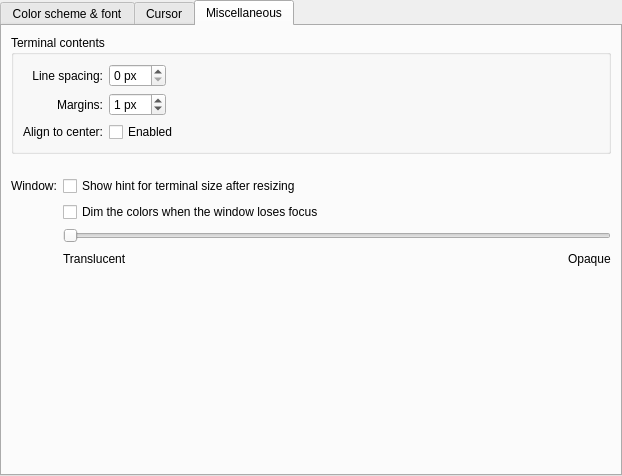
Qt form src/widgets/EditProfileAppearancePage.ui (KDE/konsole) before a commit.
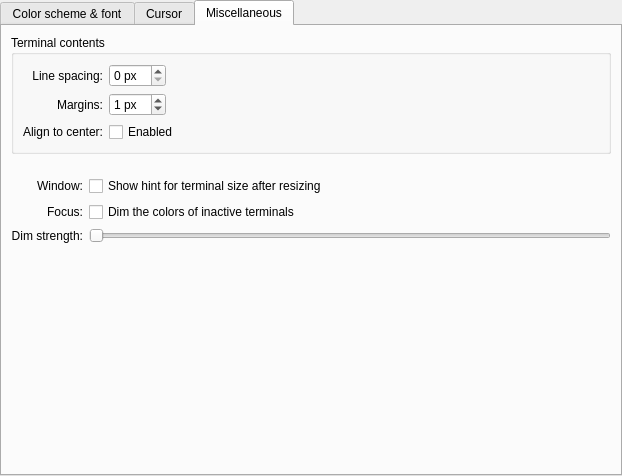
The same form after that commit. The open tabs and pages were chosen to show the change. Custom widgets are drawn as their Qt base class.

Commit message: Be more explicit on the Description of the UI element

```diff
--- a/src/widgets/EditProfileAppearancePage.ui
+++ b/src/widgets/EditProfileAppearancePage.ui
@@ -475,7 +475,27 @@
          <property name="spacing">
           <number>6</number>
          </property>
-         <item row="4" column="1">
+         <item row="2" column="0" alignment="Qt::AlignRight|Qt::AlignVCenter">
+          <widget class="QLabel" name="label">
+           <property name="text">
+            <string>Window:</string>
+           </property>
+           <property name="alignment">
+            <set>Qt::AlignRight|Qt::AlignTrailing|Qt::AlignVCenter</set>
+           </property>
+          </widget>
+         </item>
+         <item row="3" column="1">
+          <widget class="QCheckBox" name="dimWhenInactiveCheckbox">
+           <property name="toolTip">
+            <string>Indicate whether the window is active by dimming the colors</string>
+           </property>
+           <property name="text">
+            <string>Dim the colors of inactive terminals</string>
+           </property>
+          </widget>
+         </item>
+         <item row="5" column="1">
           <widget class="QSlider" name="dimValue">
            <property name="maximum">
             <number>255</number>
@@ -488,16 +508,6 @@
            </property>
           </widget>
          </item>
-         <item row="2" column="1">
-          <widget class="QCheckBox" name="showTerminalSizeHintButton">
-           <property name="toolTip">
-            <string>Show terminal size in columns and lines in the center of window after resizing</string>
-           </property>
-           <property name="text">
-            <string>Show hint for terminal size after resizing</string>
-           </property>
-          </widget>
-         </item>
          <item row="0" column="0" colspan="2">
           <widget class="QGroupBox" name="contentsGroup">
            <property name="title">
@@ -640,22 +650,22 @@
            </layout>
           </widget>
          </item>
-         <item row="3" column="1">
-          <widget class="QCheckBox" name="dimWhenInactiveCheckbox">
-           <property name="toolTip">
-            <string>Indicate whether the window is active by dimming the colors</string>
-           </property>
-           <property name="text">
-            <string>Dim the colors when the window loses focus</string>
-           </property>
-          </widget>
-         </item>
-         <item row="2" column="0" alignment="Qt::AlignRight|Qt::AlignVCenter">
-          <widget class="QLabel" name="label">
-           <property name="text">
-            <string>Window:</string>
-           </property>
-          </widget>
+         <item row="6" column="1">
+          <layout class="QHBoxLayout" name="horizontalLayout">
+           <item>
+            <spacer name="horizontalSpacer">
+             <property name="orientation">
+              <enum>Qt::Horizontal</enum>
+             </property>
+             <property name="sizeHint" stdset="0">
+              <size>
+               <width>40</width>
+               <height>20</height>
+              </size>
+             </property>
+            </spacer>
+           </item>
+          </layout>
          </item>
          <item row="1" column="1">
           <spacer>
@@ -673,36 +683,35 @@
            </property>
           </spacer>
          </item>
-         <item row="5" column="1">
-          <layout class="QHBoxLayout" name="horizontalLayout">
-           <item>
-            <widget class="QLabel" name="label_9">
+         <item row="2" column="1">
+          <widget class="QCheckBox" name="showTerminalSizeHintButton">
+           <property name="toolTip">
+            <string>Show terminal size in columns and lines in the center of window after resizing</string>
+           </property>
              <property name="text">
-              <string>Translucent</string>
+            <string>Show hint for terminal size after resizing</string>
              </property>
             </widget>
            </item>
-           <item>
-            <spacer name="horizontalSpacer">
-             <property name="orientation">
-              <enum>Qt::Horizontal</enum>
-             </property>
-             <property name="sizeHint" stdset="0">
-              <size>
-               <width>40</width>
-               <height>20</height>
-              </size>
-             </property>
-            </spacer>
-           </item>
-           <item>
-            <widget class="QLabel" name="label_6">
+         <item row="3" column="0">
+          <widget class="QLabel" name="label_10">
+           <property name="text">
+            <string>Focus:</string>
+           </property>
+           <property name="alignment">
+            <set>Qt::AlignRight|Qt::AlignTrailing|Qt::AlignVCenter</set>
+           </property>
+          </widget>
+         </item>
+         <item row="5" column="0">
+          <widget class="QLabel" name="label_11">
              <property name="text">
-              <string>Opaque</string>
-             </property>
-            </widget>
-           </item>
-          </layout>
+            <string>Dim strength:</string>
+           </property>
+           <property name="alignment">
+            <set>Qt::AlignRight|Qt::AlignTrailing|Qt::AlignVCenter</set>
+           </property>
+          </widget>
          </item>
         </layout>
        </item>
```
Left out of the diff: 19 changed lines with no effect on the pictures. Lines whose indentation alone changed are shown as unchanged.
